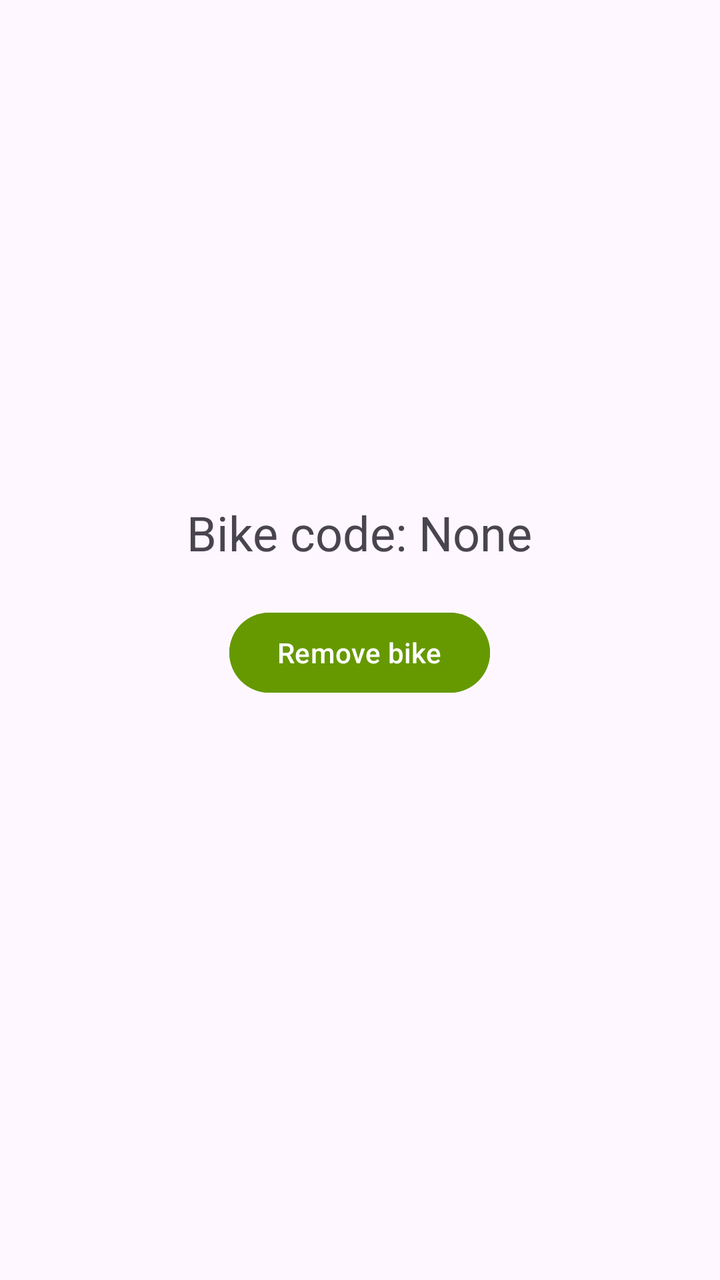
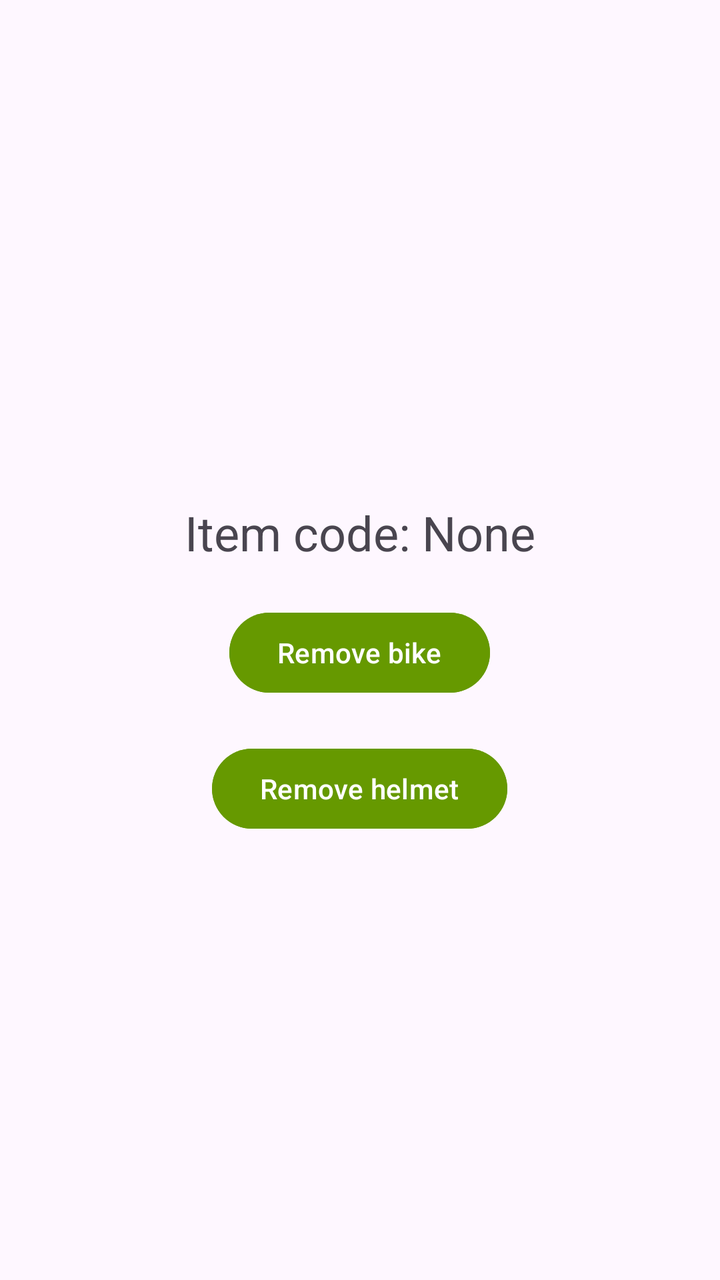

The first picture is an Android layout as it rendered before a commit; the second is the same layout after the commit. The layout source and the unified diff follow.
<!-- AndroidManifest.xml: application theme Theme.NFCReader -->
<!-- res/layout/activity_remove_bike.xml -->
<ScrollView
    xmlns:android="http://schemas.android.com/apk/res/android"
    android:layout_width="match_parent"
    android:layout_height="match_parent">

    <RelativeLayout
        android:layout_width="match_parent"
        android:layout_height="wrap_content">

        <TextView
            android:id="@+id/nfcTextView"
            android:layout_width="wrap_content"
            android:layout_height="wrap_content"
            android:text="Bike code: None"
            android:textSize="24sp"
            android:layout_marginTop="250dp"
            android:layout_centerHorizontal="true" />

        <Button
            android:id="@+id/removeButton"
            android:layout_width="wrap_content"
            android:layout_height="wrap_content"
            android:backgroundTint="@android:color/holo_green_dark"
            android:text="Remove bike"
            android:textColor="@android:color/white"
            android:layout_below="@id/nfcTextView"
            android:layout_centerHorizontal="true"
            android:layout_marginTop="20dp" />


    </RelativeLayout>
</ScrollView>
<!-- resources referenced by this layout -->
<resources>
  <style name="Theme.NFCReader" parent="Base.Theme.NFCReader" />
  <style name="Base.Theme.NFCReader" parent="Theme.Material3.DayNight.NoActionBar">
          
          
      </style>
</resources>

<!-- the commit's change to res/layout/activity_remove_bike.xml (unified diff, before → after) -->
@@ -11,7 +11,7 @@
             android:id="@+id/nfcTextView"
             android:layout_width="wrap_content"
             android:layout_height="wrap_content"
-            android:text="Bike code: None"
+            android:text="Item code: None"
             android:textSize="24sp"
             android:layout_marginTop="250dp"
             android:layout_centerHorizontal="true" />
@@ -27,6 +27,17 @@
             android:layout_centerHorizontal="true"
             android:layout_marginTop="20dp" />
 
+        <Button
+            android:id="@+id/removeHelmetButton"
+            android:layout_width="wrap_content"
+            android:layout_height="wrap_content"
+            android:backgroundTint="@android:color/holo_green_dark"
+            android:text="Remove helmet"
+            android:textColor="@android:color/white"
+            android:layout_below="@id/removeButton"
+            android:layout_centerHorizontal="true"
+            android:layout_marginTop="20dp" />
+
 
     </RelativeLayout>
 </ScrollView>
